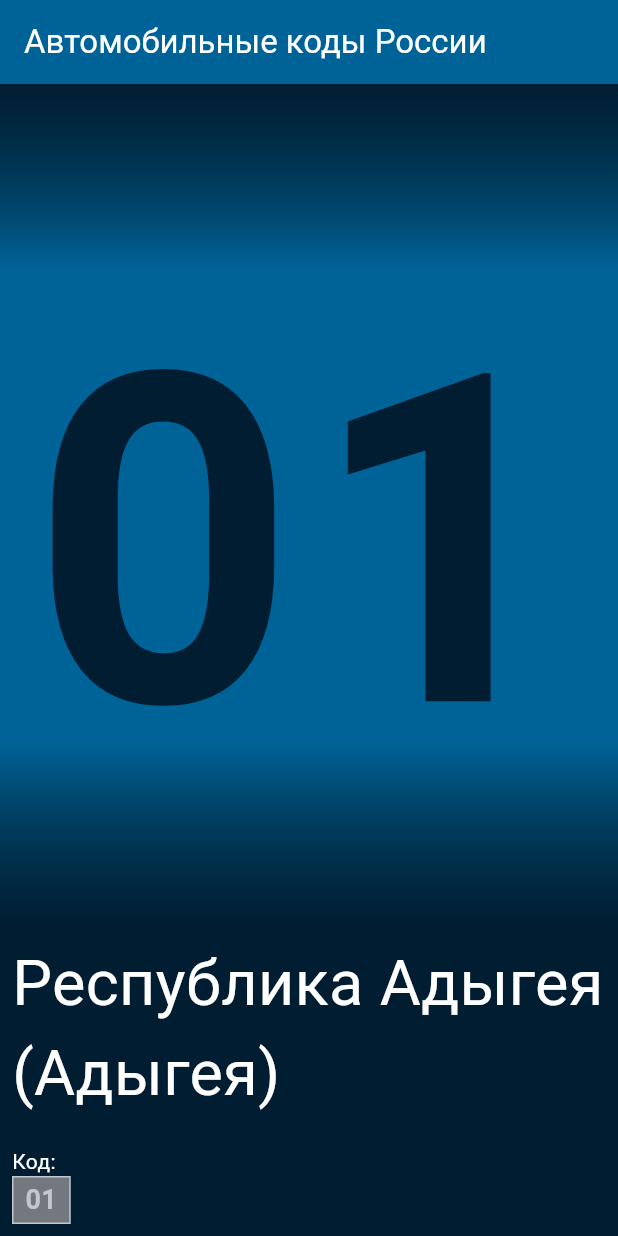
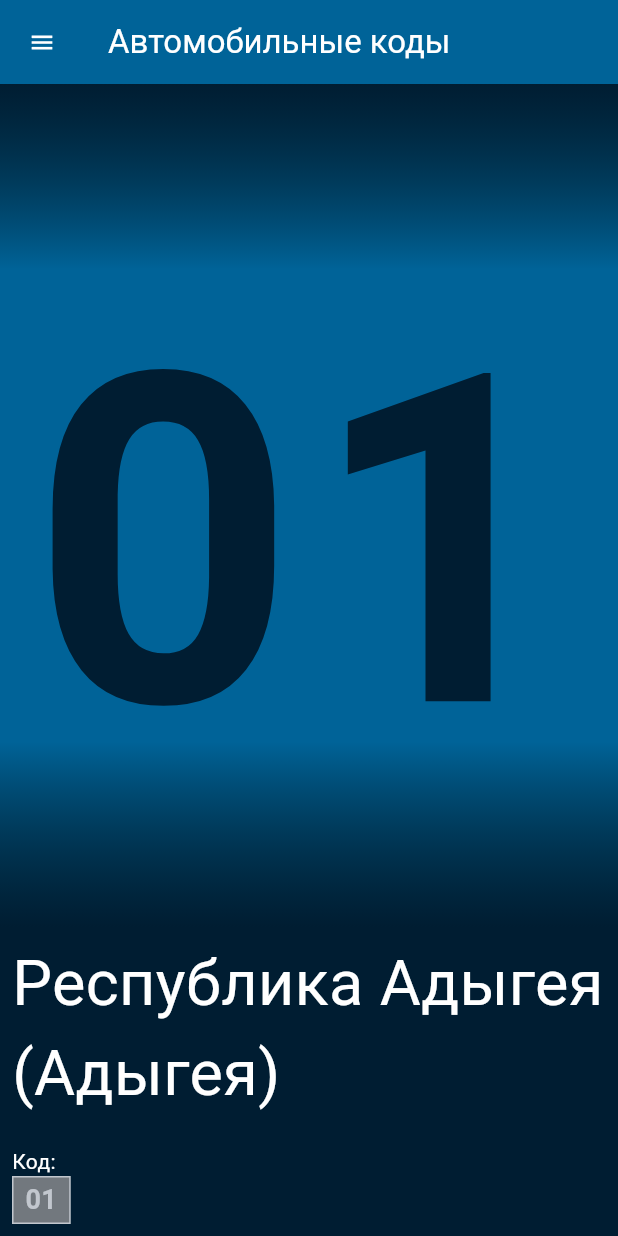
Before and after one commit to alekseynemiro/russianplatecodes, a Flutter app: the screen it shows after launch, on a phone screen of 412 x 824 dp. Run offline on Flutter 3.47's test engine with Material 2 defaults, Android fonts, the phone set to English and light mode, and no system bars; missing offline and left inert: rect_getter; statements that could not run were skipped.

Commit message:
HomePage - Use ApplicationBar and ApplicationDrawer

```diff
--- a/lib/app.dart
+++ b/lib/app.dart
@@ -47,9 +47,7 @@ class App extends StatelessWidget {
         colorScheme: colorScheme,
         useMaterial3: true,
       ),
-      home: const HomePage(
-        title: 'Автомобильные коды России',
-      ),
+      home: const HomePage(),
     );
   }
 
--- a/lib/ui/pages/home_page.dart
+++ b/lib/ui/pages/home_page.dart
@@ -5,15 +5,15 @@ import 'package:flutter/material.dart';
 import '../../models/region_code.dart';
 import '../../services/region_service.dart';
 import '../views/linear_gradient_wrap.dart';
+import '../views/application_bar.dart';
+import '../views/application_drawer.dart';
 import '../views/region_code_list.dart';
 import '../views/region_info.dart';
 import '../views/three_row_layout.dart';
 
 class HomePage extends StatefulWidget {
 
-  const HomePage({super.key, required this.title});
-
-  final String title;
+  const HomePage({super.key});
 
   @override
   State<HomePage> createState() => _HomePageState();
@@ -56,10 +56,8 @@ class _HomePageState extends State<HomePage> {
   @override
   Widget build(BuildContext context) {
     return Scaffold(
-      appBar: AppBar(
-        backgroundColor: Theme.of(context).colorScheme.inversePrimary,
-        title: Text(widget.title),
-      ),
+      appBar: const ApplicationBar('Автомобильные коды'),
+      drawer: const ApplicationDrawer(),
       body: ThreeRowLayout(
         main: LinearGradientWrap(
           StreamBuilder<int>(
```
